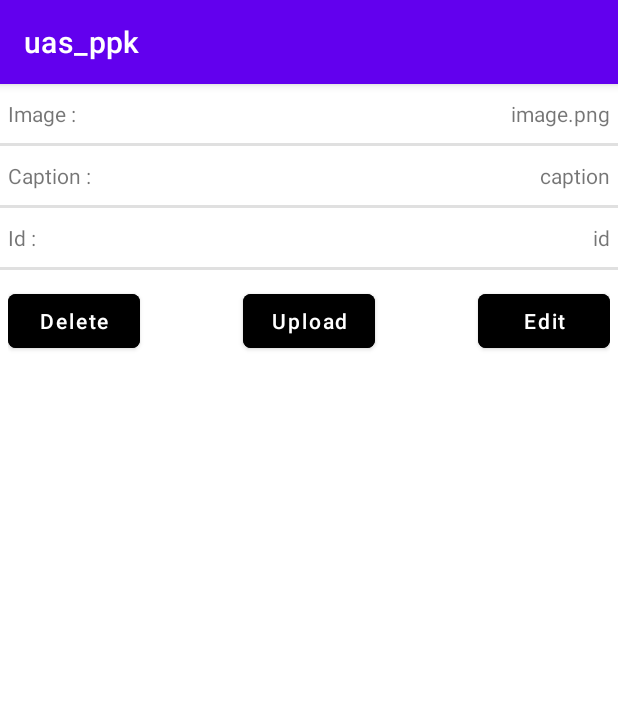
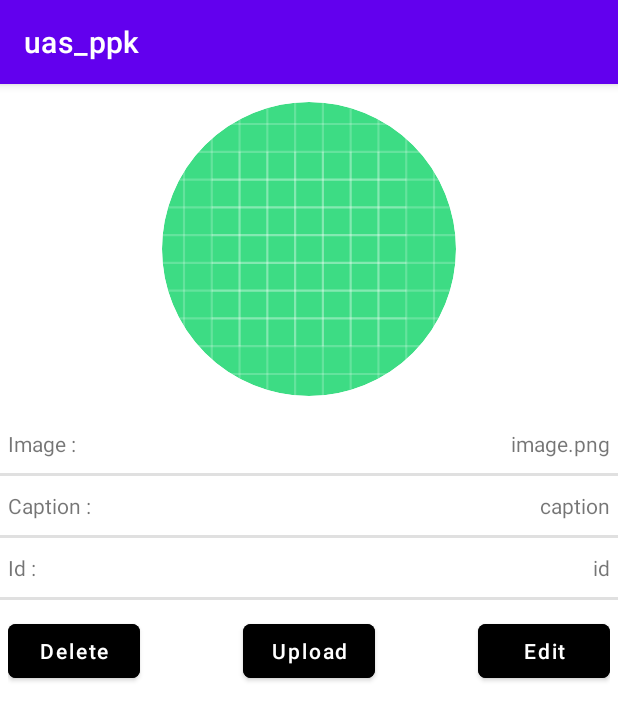
Before and after one commit to mathions/sosial_media, an Android app: the DetailContentActivity screen opened directly, with no data from a screen before it, on a phone screen of 412 x 824 dp. Shown: the top 720 px of the screen. Run offline under Robolectric (Android 15) with nearby library versions, the phone set to English and light mode, and no system bars; our stand-ins replace CircleImageView; pictures from the network do not load.

Commit message:
tutorial finish

```diff
--- a/app/build.gradle
+++ b/app/build.gradle
@@ -52,4 +52,5 @@ dependencies {
     implementation 'com.github.bumptech.glide:glide:4.13.0'
     annotationProcessor 'com.github.bumptech.glide:compiler:4.13.0'
 
+    implementation 'de.hdodenhof:circleimageview:3.1.0'
 }
--- a/app/src/main/java/com/example/uas_ppk/ContentAdapter.kt
+++ b/app/src/main/java/com/example/uas_ppk/ContentAdapter.kt
@@ -5,6 +5,7 @@ import android.content.Intent
 import android.view.LayoutInflater
 import android.view.ViewGroup
 import androidx.recyclerview.widget.RecyclerView
+import com.bumptech.glide.Glide
 import com.example.uas_ppk.databinding.ListDataContentBinding
 
 class ContentAdapter(
@@ -21,6 +22,10 @@ class ContentAdapter(
                 txtImage.text = contentData.image
                 txtCaption.text = contentData.caption
                 txtDate.text = contentData.date
+
+                Glide.with(context)
+                    .load("${RClient.BASE_URL+"uploads/" + contentData.image}")
+                    .into(binding.profileImage)
 
                 cvData.setOnClickListener{
                     var i = Intent(context,DetailContentActivity::class.java).apply {
--- a/app/src/main/java/com/example/uas_ppk/DetailContentActivity.kt
+++ b/app/src/main/java/com/example/uas_ppk/DetailContentActivity.kt
@@ -10,6 +10,7 @@ import android.view.ViewGroup
 import android.widget.Toast
 import androidx.appcompat.app.AlertDialog
 import androidx.core.content.ContentProviderCompat.requireContext
+import com.bumptech.glide.Glide
 import com.example.uas_ppk.databinding.ActivityDetailContentBinding
 import com.example.uas_ppk.databinding.FragmentDataContentBinding
 import com.example.uas_ppk.shared_preferences.PrefManager
@@ -69,6 +70,11 @@ class DetailContentActivity : AppCompatActivity() {
                         tvId.text = listContent[0].id
                         tvImage.text = listContent[0].image
                         tvCaption.text = listContent[0].caption
+
+                        Glide.with(applicationContext)
+                            .load("${RClient.BASE_URL+"uploads/" + listContent[0].image}")
+                            .into(binding.profileImage)
+
                     }
                 }
             }
--- a/app/src/main/java/com/example/uas_ppk/RClient.kt
+++ b/app/src/main/java/com/example/uas_ppk/RClient.kt
@@ -4,7 +4,7 @@ import retrofit2.Retrofit
 import retrofit2.converter.gson.GsonConverterFactory
 
 object RClient {
-    private const val BASE_URL = "http://192.168.43.180:80/PPK/uas-ppk/public/"
+    public const val BASE_URL = "https://222011704.student.stis.ac.id/"
     val instance:api by lazy{
         val retrofit = Retrofit.Builder()
             .baseUrl(BASE_URL)
--- a/app/src/main/res/layout/activity_detail_content.xml
+++ b/app/src/main/res/layout/activity_detail_content.xml
@@ -6,6 +6,27 @@
     android:layout_height="match_parent"
     tools:context=".DetailContentActivity"
     android:orientation="vertical">
+
+    <androidx.constraintlayout.widget.ConstraintLayout
+        android:layout_width="match_parent"
+        android:layout_height="wrap_content"
+        android:layout_marginVertical="10dp"
+        android:layout_marginHorizontal="5dp">
+
+        <de.hdodenhof.circleimageview.CircleImageView
+            xmlns:app="http://schemas.android.com/apk/res-auto"
+            android:id="@+id/profile_image"
+            android:layout_width="200dp"
+            android:layout_height="200dp"
+            android:src="@drawable/ic_launcher_background"
+            app:civ_border_width="2dp"
+            app:civ_border_color="#ffffff"
+            app:layout_constraintStart_toStartOf="parent"
+            app:layout_constraintEnd_toEndOf="parent"
+            app:layout_constraintTop_toTopOf="parent"
+            />
+
+    </androidx.constraintlayout.widget.ConstraintLayout>
 
     <androidx.constraintlayout.widget.ConstraintLayout
         android:layout_width="match_parent"
--- /dev/null
+++ b/app/src/main/res/xml/file_paths.xml
@@ -0,0 +1,4 @@
+<?xml version="1.0" encoding="utf-8"?>
+<paths xmlns:android="http://schemas.android.com/apk/res/android">
+    <external-files-path name="my_images" path="/" />
+</paths>
```
Also changed, not shown: app/src/main/AndroidManifest.xml (+11 -0 lines), app/src/main/java/com/example/uas_ppk/FormUploadActivity.kt (+54 -0 lines), app/src/main/res/layout/list_data_content.xml (+13 -0 lines).
